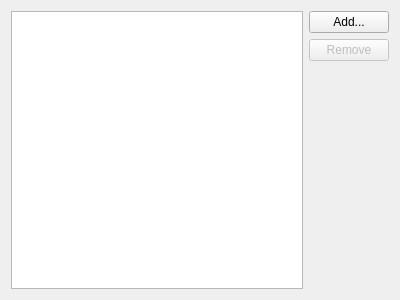
Before: the Qt Designer form src/options-pages/libraries.ui in n7space/asn1scc.IDE, drawn with Qt 5.
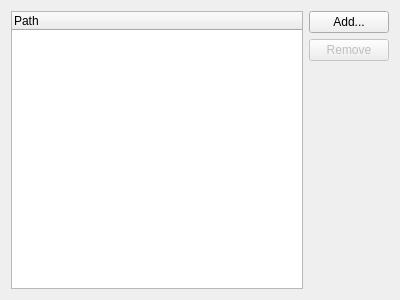
After: the same form once the commit is applied.

Commit message: ASNIDE-189 'Libraries' settings are fully functional

Diff of the .ui file:
```diff
--- a/src/options-pages/libraries.ui
+++ b/src/options-pages/libraries.ui
@@ -15,7 +15,13 @@
   </property>
   <layout class="QHBoxLayout" name="horizontalLayout">
    <item>
-    <widget class="QTreeView" name="treeView"/>
+    <widget class="QTreeWidget" name="treeWidget">
+     <column>
+      <property name="text">
+       <string>Path</string>
+      </property>
+     </column>
+    </widget>
    </item>
    <item>
     <layout class="QVBoxLayout" name="verticalLayout">
```
The commit also changes 4 other files.
